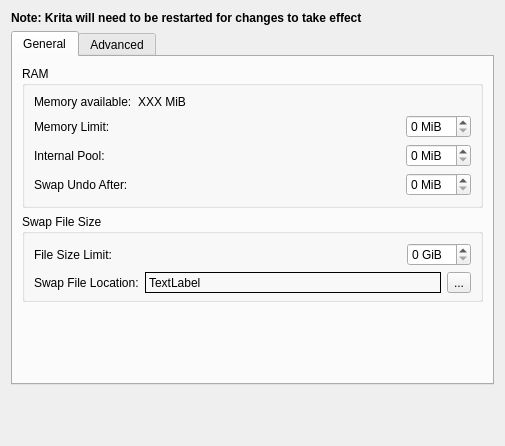
Old version of the form libs/ui/forms/wdgperformancesettings.ui in the repository KDE/krita.
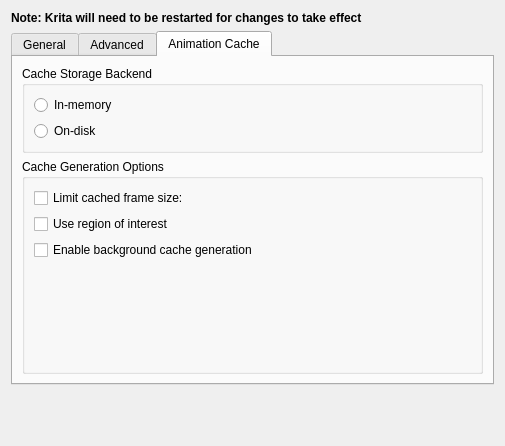
New version of the form. The open tabs and pages were chosen to show the change. Custom widgets are drawn as their Qt base class.

Commit message:
Implement GUI options for all the new Animation Cache features
1) Switch backend: memory vs HDD
2) Use ROI and ROI margin
3) Cached frame size limit

```diff
--- a/libs/ui/forms/wdgperformancesettings.ui
+++ b/libs/ui/forms/wdgperformancesettings.ui
@@ -401,6 +401,107 @@
        </item>
       </layout>
      </widget>
+     <widget class="QWidget" name="tab_3">
+      <attribute name="title">
+       <string>Animation Cache</string>
+      </attribute>
+      <layout class="QVBoxLayout" name="verticalLayout_5" stretch="0,1">
+       <item>
+        <widget class="QGroupBox" name="groupBox_3">
+         <property name="title">
+          <string>Cache Storage Backend</string>
+         </property>
+         <layout class="QVBoxLayout" name="verticalLayout_4">
+          <item>
+           <widget class="QRadioButton" name="optInMemory">
+            <property name="toolTip">
+             <string>&lt;html&gt;&lt;head/&gt;&lt;body&gt;&lt;p&gt;Animation frame cache will be stored in RAM completely without any limitations&lt;/p&gt;&lt;p&gt;&lt;span style=&quot; font-weight:600;&quot;&gt;WARNING:&lt;/span&gt; please make sure your computer has enough RAM &lt;span style=&quot; text-decoration: underline;&quot;&gt;above&lt;/span&gt; the amount you requested in General tab. Otherwise you migh face system freezes.&lt;/p&gt;&lt;p&gt;* for 1 second of FullHD@25fps video you need extra 200 MiB of memory&lt;/p&gt;&lt;p&gt;* for 1 second of 4K UltraHD@25fps video you need extra 800 MiB of memory&lt;/p&gt;&lt;/body&gt;&lt;/html&gt;</string>
+            </property>
+            <property name="text">
+             <string>In-memory</string>
+            </property>
+           </widget>
+          </item>
+          <item>
+           <widget class="QRadioButton" name="optOnDisk">
+            <property name="toolTip">
+             <string>&lt;html&gt;&lt;head/&gt;&lt;body&gt;&lt;p&gt;Animation frames are stored on hard disk in the same folder as swap file. The cache is stored in a compressed way. Little amount of extra RAM is needed.&lt;/p&gt;&lt;p&gt;Since data transfer speed of the hard drive is low, you might want to limit cached frame size to be able to play your video at 25 fps. The limit of 2500 px is usually a good choice.&lt;/p&gt;&lt;/body&gt;&lt;/html&gt;</string>
+            </property>
+            <property name="text">
+             <string>On-disk</string>
+            </property>
+           </widget>
+          </item>
+         </layout>
+        </widget>
+       </item>
+       <item>
+        <widget class="QGroupBox" name="groupBox_5">
+         <property name="title">
+          <string>Cache Generation Options</string>
+         </property>
+         <layout class="QFormLayout" name="formLayout_4">
+          <item row="0" column="0">
+           <widget class="QCheckBox" name="chkCachedFramesSizeLimit">
+            <property name="toolTip">
+             <string>&lt;html&gt;&lt;head/&gt;&lt;body&gt;&lt;p&gt;Render scaled down version of the frame if the image is bigger than the provided limit. Make sure you enable this option when using on-disk storage backend.&lt;/p&gt;&lt;/body&gt;&lt;/html&gt;</string>
+            </property>
+            <property name="text">
+             <string>Limit cached frame size:</string>
+            </property>
+           </widget>
+          </item>
+          <item row="0" column="1">
+           <widget class="KisSliderSpinBox" name="intCachedFramesSizeLimit" native="true">
+            <property name="sizePolicy">
+             <sizepolicy hsizetype="MinimumExpanding" vsizetype="Minimum">
+              <horstretch>0</horstretch>
+              <verstretch>0</verstretch>
+             </sizepolicy>
+            </property>
+            <property name="toolTip">
+             <string>&lt;html&gt;&lt;head/&gt;&lt;body&gt;&lt;p&gt;Size limit after which the frames will be scaled down&lt;/p&gt;&lt;p&gt;&lt;span style=&quot; font-weight:600;&quot;&gt;Recommended value:&lt;/span&gt; 2500&amp;nbsp;px&lt;/p&gt;&lt;/body&gt;&lt;/html&gt;</string>
+            </property>
+           </widget>
+          </item>
+          <item row="1" column="0">
+           <widget class="QCheckBox" name="chkUseRegionOfInterest">
+            <property name="toolTip">
+             <string>&lt;html&gt;&lt;head/&gt;&lt;body&gt;&lt;p&gt;When the image is too big, render only currently visible part of it&lt;/p&gt;&lt;/body&gt;&lt;/html&gt;</string>
+            </property>
+            <property name="text">
+             <string>Use region of interest</string>
+            </property>
+           </widget>
+          </item>
+          <item row="1" column="1">
+           <widget class="KisSliderSpinBox" name="intRegionOfInterestMargin" native="true">
+            <property name="sizePolicy">
+             <sizepolicy hsizetype="MinimumExpanding" vsizetype="Minimum">
+              <horstretch>0</horstretch>
+              <verstretch>0</verstretch>
+             </sizepolicy>
+            </property>
+            <property name="toolTip">
+             <string>&lt;html&gt;&lt;head/&gt;&lt;body&gt;&lt;p&gt;Add extra area to the region of interest to each side of the canvas.&lt;/p&gt;&lt;p&gt;&lt;span style=&quot; font-weight:600;&quot;&gt;Recommended value:&lt;/span&gt; 25%. The region of interest will be extended by 25% to each side.&lt;/p&gt;&lt;/body&gt;&lt;/html&gt;</string>
+            </property>
+           </widget>
+          </item>
+          <item row="2" column="0">
+           <widget class="QCheckBox" name="chkBackgroundCacheGeneration">
+            <property name="toolTip">
+             <string>&lt;html&gt;&lt;head/&gt;&lt;body&gt;&lt;p&gt;Automatically prerender animation cache in background when the user is idle&lt;/p&gt;&lt;/body&gt;&lt;/html&gt;</string>
+            </property>
+            <property name="text">
+             <string>Enable background cache generation</string>
+            </property>
+           </widget>
+          </item>
+         </layout>
+        </widget>
+       </item>
+      </layout>
+     </widget>
     </widget>
    </item>
    <item>
```
The commit also changes 10 other files.
